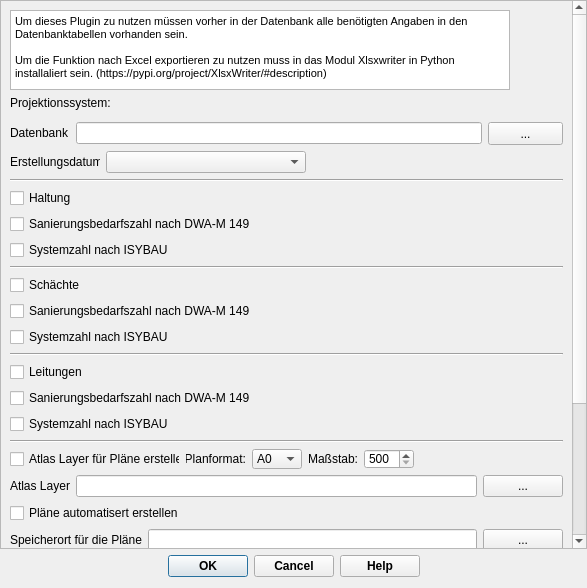
Qt form qkan/sanierungsbedarfszahl/res/sanierungsbedarfszahl_dialog_base.ui (SonkeHoffmann/QKan-1) before a commit.
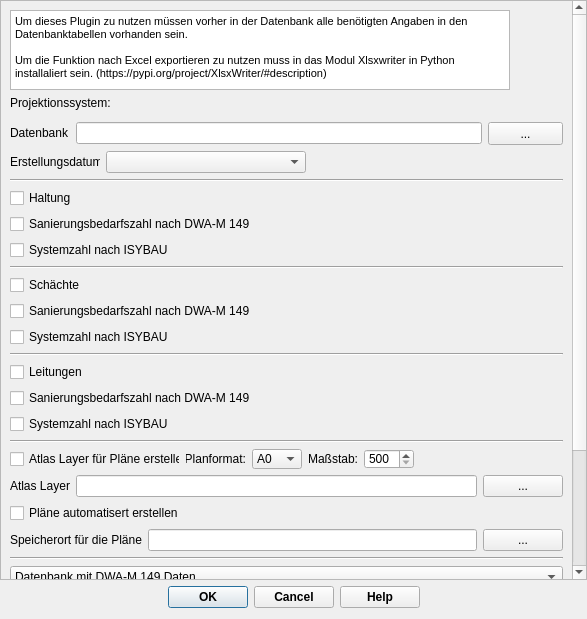
The same form after that commit. Custom widgets are drawn as their Qt base class.

The edit to the form file:
```diff
--- a/qkan/sanierungsbedarfszahl/res/sanierungsbedarfszahl_dialog_base.ui
+++ b/qkan/sanierungsbedarfszahl/res/sanierungsbedarfszahl_dialog_base.ui
@@ -7,12 +7,12 @@
     <x>0</x>
     <y>0</y>
     <width>587</width>
-    <height>588</height>
+    <height>619</height>
    </rect>
   </property>
   <property name="minimumSize">
    <size>
-    <width>250</width>
+    <width>280</width>
     <height>150</height>
    </size>
   </property>
@@ -44,7 +44,7 @@
       <property name="geometry">
        <rect>
         <x>0</x>
-        <y>-187</y>
+        <y>0</y>
         <width>568</width>
         <height>735</height>
        </rect>
```
Left out of the diff: 2 changed lines with no effect on the pictures.
